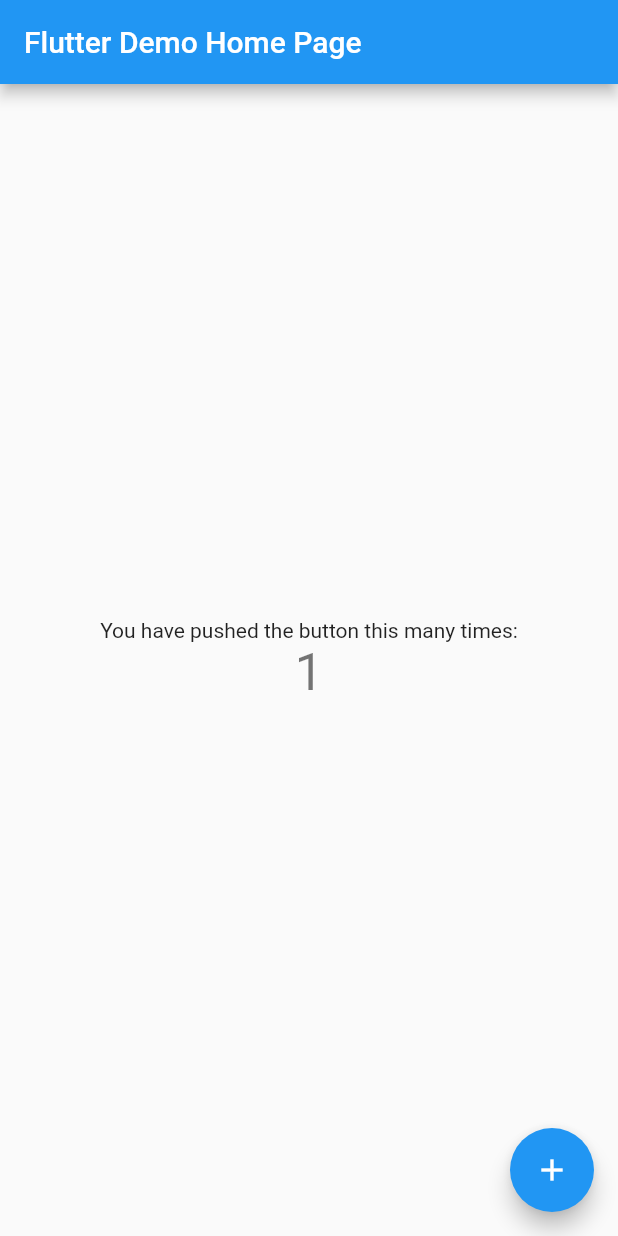
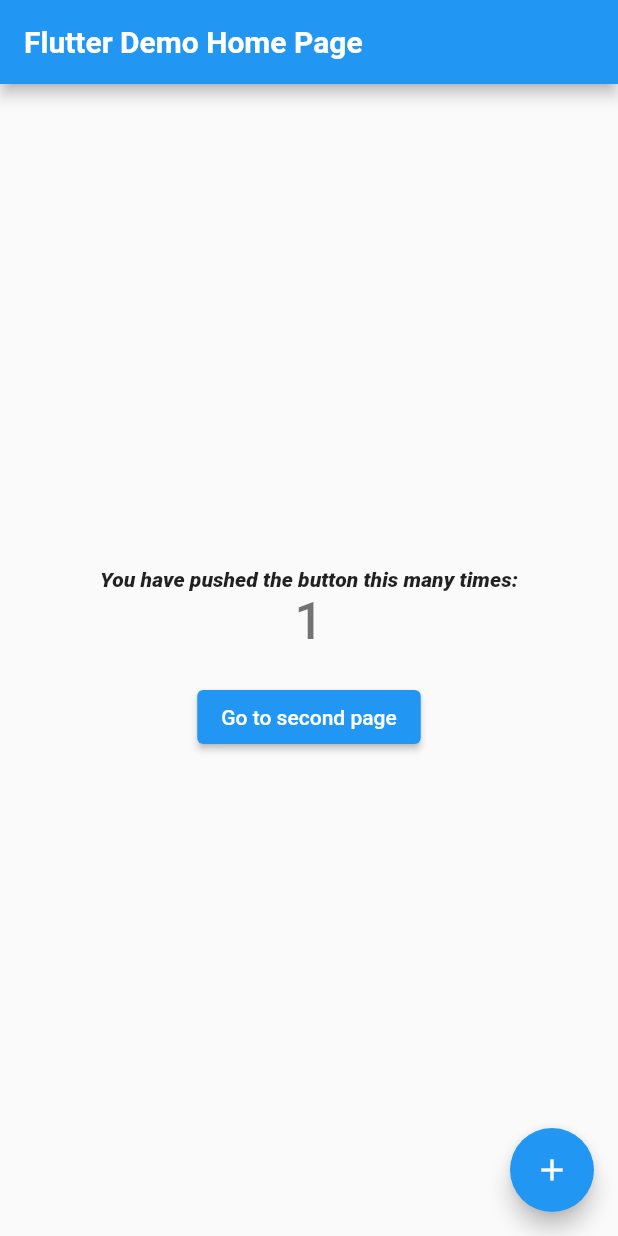
Before and after one commit to nank1ro/awesome_flutter_extensions, a Flutter app: the screen it shows after launch, after a tap on the "add" icon, on a phone screen of 412 x 824 dp. Run offline on Flutter 3.47's test engine with Material 2 defaults, Android fonts, the phone set to English and light mode, and no system bars.

Commit message:
Add example

```diff
--- a/example/analysis_options.yaml
+++ b/example/analysis_options.yaml
@@ -1 +1,5 @@
 include: package:very_good_analysis/analysis_options.yaml
+
+linter:
+  rules:
+    public_member_api_docs: false
--- a/example/lib/main.dart
+++ b/example/lib/main.dart
@@ -1,65 +1,22 @@
+import 'package:example/pages/home_page/page.dart';
 import 'package:flutter/material.dart';
 
 void main() {
-  runApp(MyApp());
+  runApp(const MyApp());
 }
 
 class MyApp extends StatelessWidget {
+  const MyApp({Key? key}) : super(key: key);
+
   @override
   Widget build(BuildContext context) {
     return MaterialApp(
       title: 'Flutter Demo',
       theme: ThemeData(
         primarySwatch: Colors.blue,
+        fontFamily: 'Roboto',
       ),
-      home: MyHomePage(title: 'Flutter Demo Home Page'),
+      home: const MyHomePage(title: 'Flutter Demo Home Page'),
     );
   }
 }
-
-class MyHomePage extends StatefulWidget {
-  MyHomePage({Key? key, required this.title}) : super(key: key);
-
-  final String title;
-
-  @override
-  _MyHomePageState createState() => _MyHomePageState();
-}
-
-class _MyHomePageState extends State<MyHomePage> {
-  int _counter = 0;
-
-  void _incrementCounter() {
-    setState(() {
-      _counter++;
-    });
-  }
-
-  @override
-  Widget build(BuildContext context) {
-    return Scaffold(
-      appBar: AppBar(
-        title: Text(widget.title),
-      ),
-      body: Center(
-        child: Column(
-          mainAxisAlignment: MainAxisAlignment.center,
-          children: <Widget>[
-            Text(
-              'You have pushed the button this many times:',
-            ),
-            Text(
-              '$_counter',
-              style: Theme.of(context).textTheme.headline4,
-            ),
-          ],
-        ),
-      ),
-      floatingActionButton: FloatingActionButton(
-        onPressed: _incrementCounter,
-        tooltip: 'Increment',
-        child: Icon(Icons.add),
-      ),
-    );
-  }
-}
--- /dev/null
+++ b/example/lib/pages/home_page/page.dart
@@ -0,0 +1,69 @@
+import 'package:awesome_flutter_extensions/awesome_flutter_extensions.dart';
+import 'package:example/pages/second_page/page.dart';
+import 'package:flutter/material.dart';
+
+class MyHomePage extends StatefulWidget {
+  const MyHomePage({Key? key, required this.title}) : super(key: key);
+
+  final String title;
+
+  @override
+  _MyHomePageState createState() => _MyHomePageState();
+}
+
+class _MyHomePageState extends State<MyHomePage> {
+  int _counter = 0;
+
+  void _incrementCounter() {
+    setState(() {
+      _counter++;
+    });
+  }
+
+  @override
+  Widget build(BuildContext context) {
+    return Scaffold(
+      appBar: AppBar(
+        title: Text(
+          widget.title,
+          style: context.textStyles.h6.bold.copyWith(
+            color: context.colors.scheme.onPrimary,
+          ),
+        ),
+      ),
+      body: Center(
+        child: Column(
+          mainAxisAlignment: MainAxisAlignment.center,
+          children: <Widget>[
+            Text(
+              'You have pushed the button this many times:',
+              style: context.textStyles.bodyText1.extraBold.italic,
+            ),
+            Text(
+              '$_counter',
+              style: context.textStyles.h4.medium,
+            ),
+            const SizedBox(
+              height: 20,
+            ),
+            ElevatedButton(
+              onPressed: () {
+                context.navigator.push<void>(
+                  MaterialPageRoute(
+                    builder: (context) => const SecondPage(),
+                  ),
+                );
+              },
+              child: const Text('Go to second page'),
+            ),
+          ],
+        ),
+      ),
+      floatingActionButton: FloatingActionButton(
+        onPressed: _incrementCounter,
+        tooltip: 'Increment',
+        child: const Icon(Icons.add),
+      ),
+    );
+  }
+}
```
Also changed, not shown: example/lib/pages/second_page/page.dart (added, +34 -0 lines), example/pubspec.yaml (+30 -0 lines), example/assets/fonts/Roboto-Black.ttf (added), example/assets/fonts/Roboto-BlackItalic.ttf (added), example/assets/fonts/Roboto-Bold.ttf (added), example/assets/fonts/Roboto-BoldItalic.ttf (added), example/assets/fonts/Roboto-Italic.ttf (added), example/assets/fonts/Roboto-Light.ttf (added), example/assets/fonts/Roboto-LightItalic.ttf (added), example/assets/fonts/Roboto-Medium.ttf (added), example/assets/fonts/Roboto-MediumItalic.ttf (added), example/assets/fonts/Roboto-Regular.ttf (added), example/assets/fonts/Roboto-Thin.ttf (added), example/assets/fonts/Roboto-ThinItalic.ttf (added), 2 other files.
